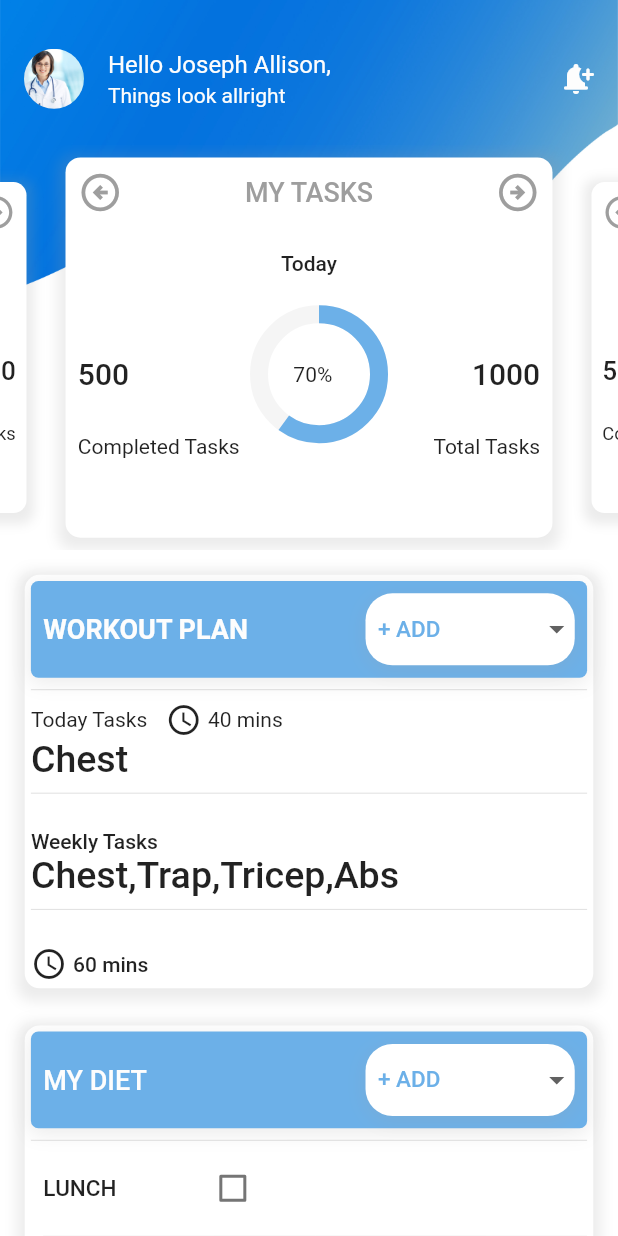
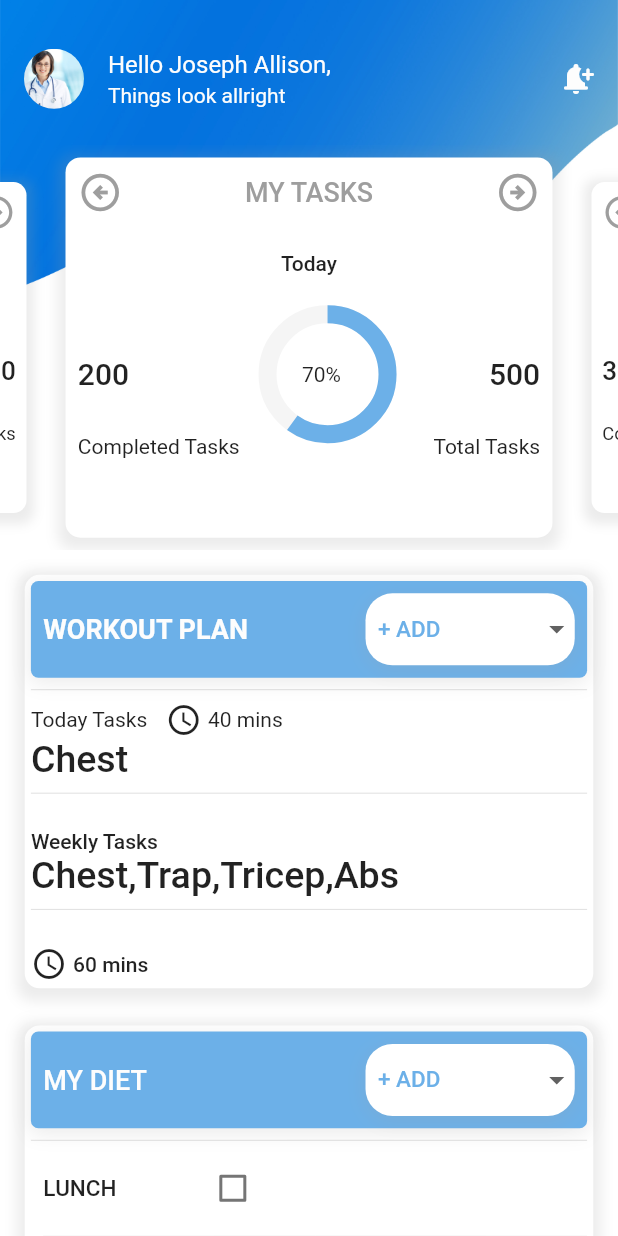
Before and after one commit to shahzebnaqvi/Medical_App, a Flutter app: the screen it shows after launch, after a tap on "Log In", on a phone screen of 412 x 824 dp. Run offline on Flutter 3.47's test engine with Material 2 defaults, Android fonts, the light colour scheme and no system bars; drawn by our look-alikes of carousel_slider; our stand-ins replace flutter_speed_dial, get, image_picker, lottie; missing offline and left inert: ml_kit_ocr.

Commit message:
carousel_slider add

```diff
--- a/lib/Screens/carouselslider.dart
+++ b/lib/Screens/carouselslider.dart
@@ -21,14 +21,14 @@ Widget crauselSilder2(context, days) {
   return Container(
     child: CarouselSlider(
       items: [
-        slidercontainer1(context, "Today"),
-        slidercontainer1(context, "Monday"),
-        slidercontainer1(context, "Tuesday"),
-        slidercontainer1(context, "Wednesday"),
-        slidercontainer1(context, "Thursday"),
-        slidercontainer1(context, "Friday"),
-        slidercontainer1(context, "Saturday"),
-        slidercontainer1(context, "Sunday"),
+        slidercontainer1(context, "Today", '500', '200'),
+        slidercontainer1(context, "Monday", '600', '300'),
+        slidercontainer1(context, "Tuesday", '700', '400'),
+        slidercontainer1(context, "Wednesday", '800', '500'),
+        slidercontainer1(context, "Thursday", '900', '600'),
+        slidercontainer1(context, "Friday", '1000', '700'),
+        slidercontainer1(context, "Saturday", '1100', '800'),
+        slidercontainer1(context, "Sunday", '1200', '900'),
       ],
       options: CarouselOptions(
         height: 270.0,
@@ -43,7 +43,7 @@ Widget crauselSilder2(context, days) {
   );
 }
 
-Widget slidercontainer1(context, days) {
+Widget slidercontainer1(context, days, totaltasks, completedtasks) {
   return Container(
     width: MediaQuery.of(context).size.width * 0.9,
     margin: EdgeInsets.only(
@@ -116,7 +116,7 @@ Widget slidercontainer1(context, days) {
           mainAxisAlignment: MainAxisAlignment.spaceBetween,
           children: [
             Text(
-              "500",
+              completedtasks,
               style: TextStyle(fontSize: 20, fontWeight: FontWeight.w500),
             ),
             Container(
@@ -144,7 +144,7 @@ Widget slidercontainer1(context, days) {
               ),
             ),
             Text(
-              "1000",
+              totaltasks,
               style: TextStyle(fontSize: 20, fontWeight: FontWeight.w500),
             ),
           ],
```
